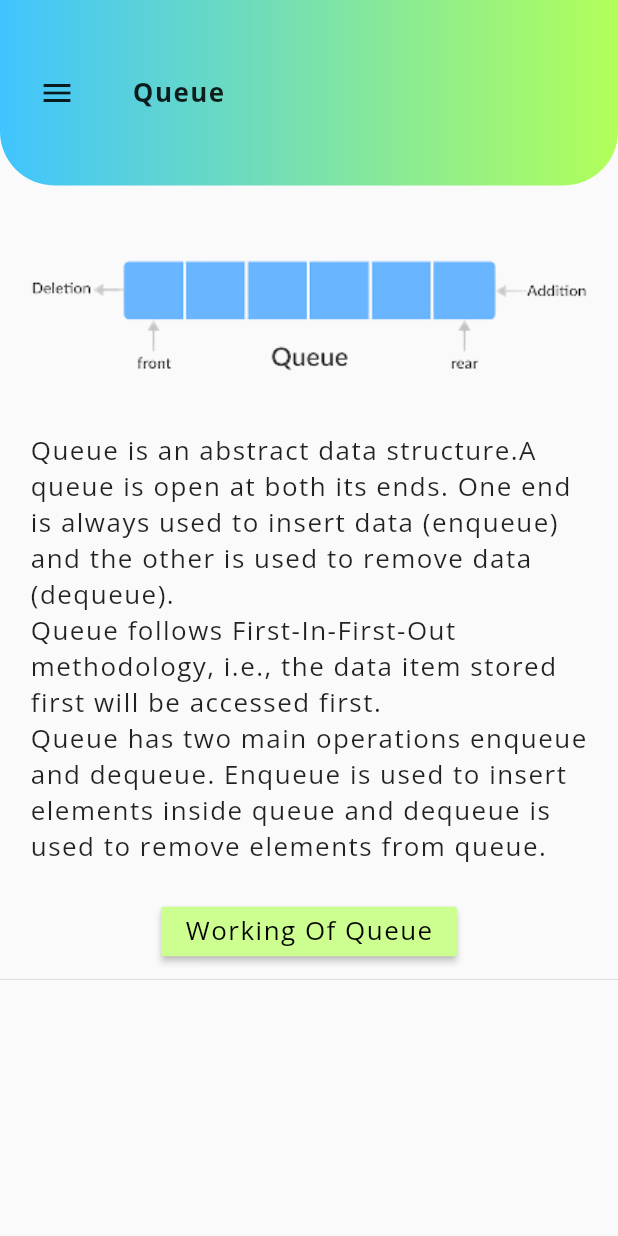
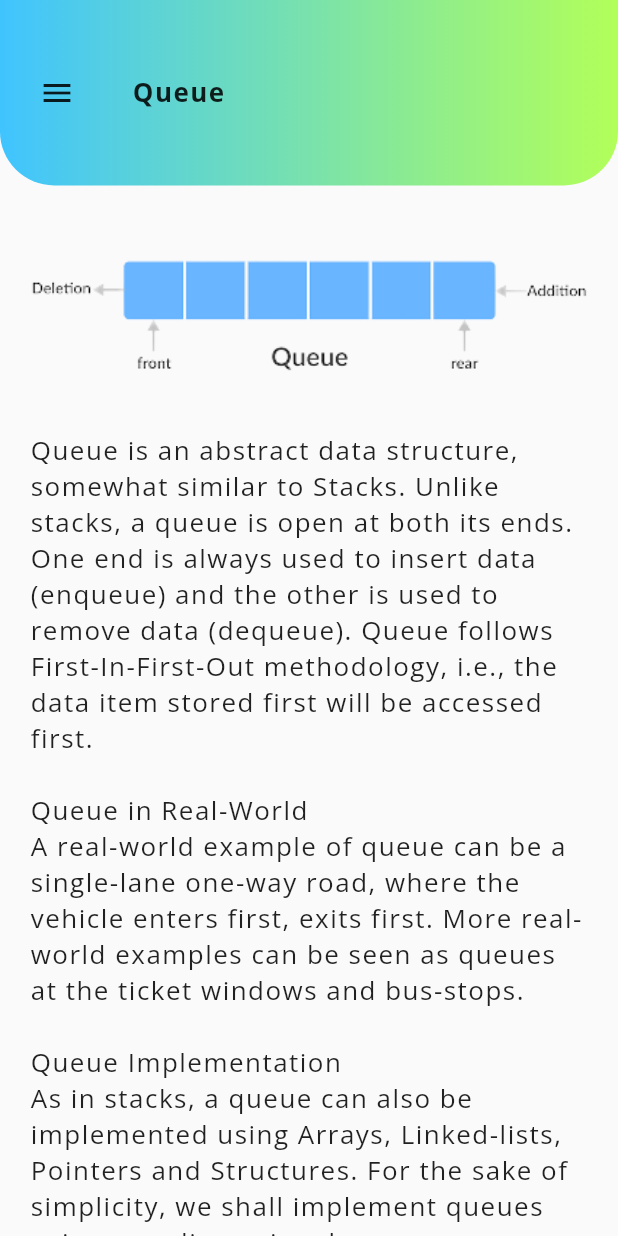
Before and after one commit to parthsarthibissa/data_structures, a Flutter app: the QueueScreen screen opened by its route, on a phone screen of 412 x 824 dp. Run offline on Flutter 3.47's test engine with Material 2 defaults, Android fonts, the phone set to English and light mode, and no system bars; our stand-ins replace get, google_fonts; missing offline and left inert: splash_screen_view.

Commit message:
Change Descriptions and LinkedListWorking Section

```diff
--- a/lib/components/basepage.dart
+++ b/lib/components/basepage.dart
@@ -18,6 +18,7 @@ class BasePage extends StatelessWidget {
         child: Scaffold(
       drawer: MyAppDrawer(),
       body: SingleChildScrollView(
+        scrollDirection: Axis.vertical,
         child: Column(
           children: [
             Header(
--- a/lib/main.dart
+++ b/lib/main.dart
@@ -5,10 +5,12 @@ import 'package:data_structures/config/ThemeConfig.dart';
 import 'package:data_structures/screens/linkedlist/linkedlistdata.dart';
 import 'package:data_structures/screens/linkedlist/linkedlistworking.dart';
 import 'package:data_structures/screens/queue/queue.dart';
+
 import 'package:data_structures/screens/queue/qworking.dart';
 import 'package:data_structures/screens/settings/appsettings.dart';
 import 'package:data_structures/screens/splashscreen.dart';
 import 'package:data_structures/screens/stack/stack.dart';
+
 import 'package:data_structures/screens/stack/working.dart';
 import 'package:flutter/material.dart';
 import 'package:get/get_navigation/get_navigation.dart';
@@ -47,13 +49,30 @@ class _HomePageState extends State<HomePage> {
         child: Scaffold(
             drawer: MyAppDrawer(),
             body: SingleChildScrollView(
+                scrollDirection: Axis.vertical,
                 child: Column(
                   children: [
                     Header(
                       title: 'Data Structures And Algorithms',
                     ),
-                MyTextStyle(
-                  text: 'Welcome!',
+                    Image.asset('assets/images.png'),
+                    Container(
+                      margin:
+                          EdgeInsets.symmetric(vertical: 20, horizontal: 20),
+                      child: MyTextStyle(
+                        text:
+                            '''The data structure name indicates itself that organizing the data in memory. There are many ways of organizing the data in the memory as we have already seen one of the data structures, i.e., array in C language. Array is a collection of memory elements in which data is stored sequentially, i.e., one after another. In other words, we can say that array stores the elements in a continuous manner. This organization of data is done with the help of an array of data structures. There are also other ways to organize the data in memory. Let's see the different types of data structures.
+
+The data structure is not any programming language like C, C++, java, etc. It is a set of algorithms that we can use in any programming language to structure the data in the memory.
+
+The following are the advantages of a data structure:
+
+=> Efficiency: If the choice of a data structure for implementing a particular ADT is proper, it makes the program very efficient in terms of time and space.
+
+=> Reusability: he data structures provide reusability means that multiple client programs can use the data structure.
+
+=> Abstraction: The data structure specified by an ADT also provides the level of abstraction. The client cannot see the internal working of the data structure, so it does not have to worry about the implementation part. The client can only see the interface.''',
+                      ),
                     ),
                   ],
                 ))));
--- a/lib/screens/linkedlist/linkedlistdata.dart
+++ b/lib/screens/linkedlist/linkedlistdata.dart
@@ -13,11 +13,27 @@ class LinkedListData extends StatelessWidget {
               {Navigator.of(context).popAndPushNamed('/LLworking')},
           text: 'Working of LinkedList'),
       dsaData:
-          '''Linked List is a sequence of links which contains items. Each link contains a connection to another link. Linked list is the second most-used data structure after array. Following are the important terms to understand the concept of Linked List.
+          '''A linked list is a sequence of data structures, which are connected together via links.
 
-1. Link − Each link of a linked list can store a data called an element.
-2. Next − Each link of a linked list contains a link to the next link called Next.
-3. LinkedList − A Linked List contains the connection link to the first link called First.''',
+Linked List is a sequence of links which contains items. Each link contains a connection to another link. Linked list is the second most-used data structure after array. Following are the important terms to understand the concept of Linked List.
+
+Link − Each link of a linked list can store a data called an element.
+
+Next − Each link of a linked list contains a link to the next link called Next.
+
+LinkedList − A Linked List contains the connection link to the first link called First.
+
+Linked List Representation
+Linked list can be visualized as a chain of nodes, where every node points to the next node.
+
+
+Linked List contains a link element called first.
+
+Each link carries a data field(s) and a link field called next.
+
+Each link is linked with its next link using its next link.
+
+Last link carries a link as null to mark the end of the list.''',
       image: Image.asset('assets/Linkedlist.png'),
     );
   }
--- a/lib/screens/queue/queue.dart
+++ b/lib/screens/queue/queue.dart
@@ -14,7 +14,13 @@ class _QueueScreenState extends State<QueueScreen> {
       title: 'Queue',
       image: Image.asset('assets/Queue.png'),
       dsaData:
-          'Queue is an abstract data structure.A queue is open at both its ends. One end is always used to insert data (enqueue) and the other is used to remove data (dequeue).\nQueue follows First-In-First-Out methodology, i.e., the data item stored first will be accessed first.\nQueue has two main operations enqueue and dequeue. Enqueue is used to insert elements inside queue and dequeue is used to remove elements from queue.',
+          '''Queue is an abstract data structure, somewhat similar to Stacks. Unlike stacks, a queue is open at both its ends. One end is always used to insert data (enqueue) and the other is used to remove data (dequeue). Queue follows First-In-First-Out methodology, i.e., the data item stored first will be accessed first.
+
+Queue in Real-World
+A real-world example of queue can be a single-lane one-way road, where the vehicle enters first, exits first. More real-world examples can be seen as queues at the ticket windows and bus-stops.
+
+Queue Implementation
+As in stacks, a queue can also be implemented using Arrays, Linked-lists, Pointers and Structures. For the sake of simplicity, we shall implement queues using one-dimensional array.''',
       button: MyButton(
         onPressed: () {
           return Navigator.of(context).popAndPushNamed('/qworking');
--- a/lib/screens/stack/stack.dart
+++ b/lib/screens/stack/stack.dart
@@ -14,7 +14,15 @@ class _StackScreenState extends State<StackScreen> {
         title: 'Stack',
         image: Image.asset('assets/Stack.png'),
         dsaData:
-            'A stack is an Abstract Data Type (ADT).This feature makes it LIFO data structure.\nIn stack terminology, insertion operation is called PUSH operation and removal operation is called POP operation.\nFor example, we can place or remove a card or plate from the top of the stack only',
+            '''A stack is an Abstract Data Type (ADT), commonly used in most programming languages. It is named stack as it behaves like a real-world stack, for example – a deck of cards or a pile of plates, etc.
+
+Stack in Real-Wprld
+A real-world stack allows operations at one end only. For example, we can place or remove a card or plate from the top of the stack only. Likewise, Stack ADT allows all data operations at one end only. At any given time, we can only access the top element of a stack.
+
+This feature makes it LIFO data structure. LIFO stands for Last-in-first-out. Here, the element which is placed (inserted or added) last, is accessed first. In stack terminology, insertion operation is called PUSH operation and removal operation is called POP operation.
+
+Stack Implementation
+A stack can be implemented by means of Array, Structure, Pointer, and Linked List. Stack can either be a fixed size one or it may have a sense of dynamic resizing. Here, we are going to implement stack using arrays, which makes it a fixed size stack implementation.''',
         button: MyButton(
           onPressed: () {
             return Navigator.of(context).popAndPushNamed('/working');
```
Also changed, not shown: lib/screens/linkedlist/linkedlistworking.dart (+3 -19 lines). Lines whose indentation alone changed are shown as unchanged.
